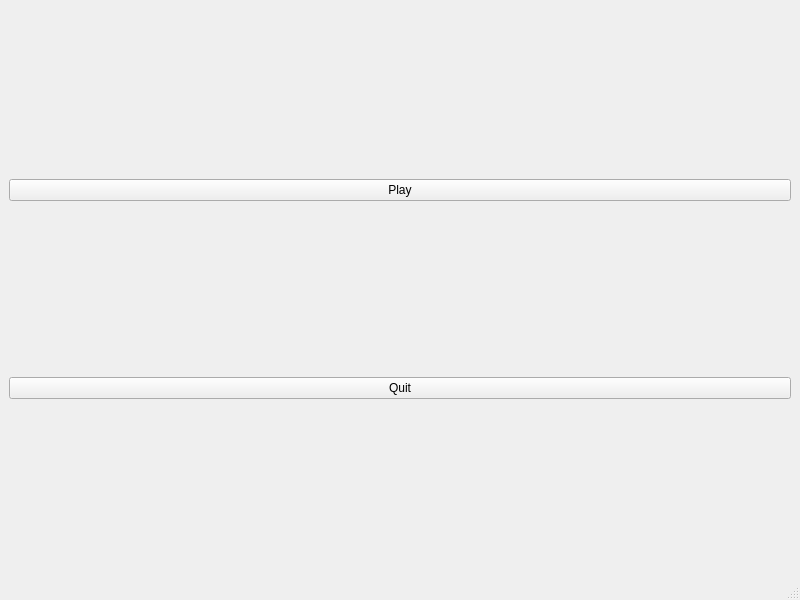
FernandoLGL/TicTacToe-Qt, file gui/Menu.ui: the form before one commit.
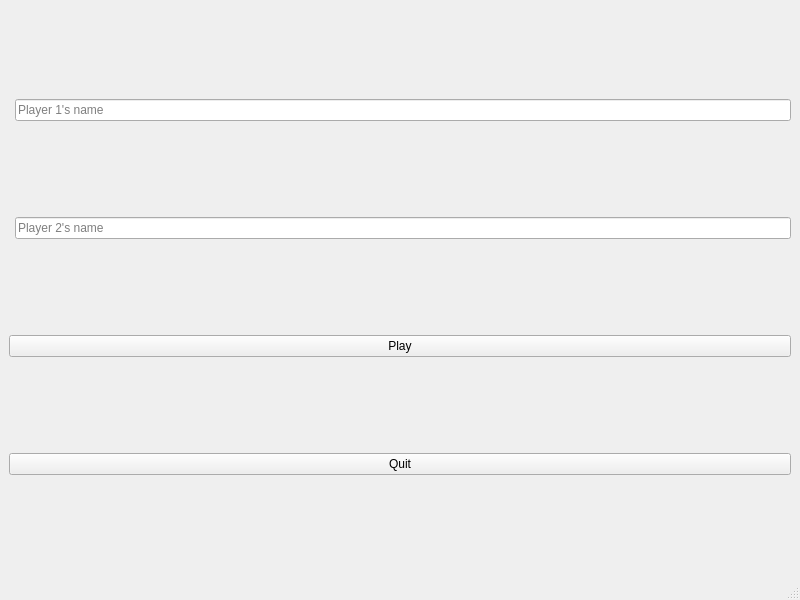
The form after the commit.

Commit message: basic menu ui with user names

Diff of the .ui file:
```diff
--- a/gui/Menu.ui
+++ b/gui/Menu.ui
@@ -14,15 +14,29 @@
    <string>MainWindow</string>
   </property>
   <widget class="QWidget" name="centralwidget">
-   <layout class="QVBoxLayout" name="verticalLayout">
-    <item>
+   <layout class="QGridLayout" name="gridLayout">
+    <item row="0" column="1">
+     <widget class="QLineEdit" name="firstPlayerName">
+      <property name="placeholderText">
+       <string>Player 1's name</string>
+      </property>
+     </widget>
+    </item>
+    <item row="1" column="1">
+     <widget class="QLineEdit" name="secondPlayerName">
+      <property name="placeholderText">
+       <string>Player 2's name</string>
+      </property>
+     </widget>
+    </item>
+    <item row="2" column="0" colspan="2">
      <widget class="QPushButton" name="playButton">
       <property name="text">
        <string>Play</string>
       </property>
      </widget>
     </item>
-    <item>
+    <item row="3" column="0" colspan="2">
      <widget class="QPushButton" name="quitButton">
       <property name="text">
        <string>Quit</string>
```
